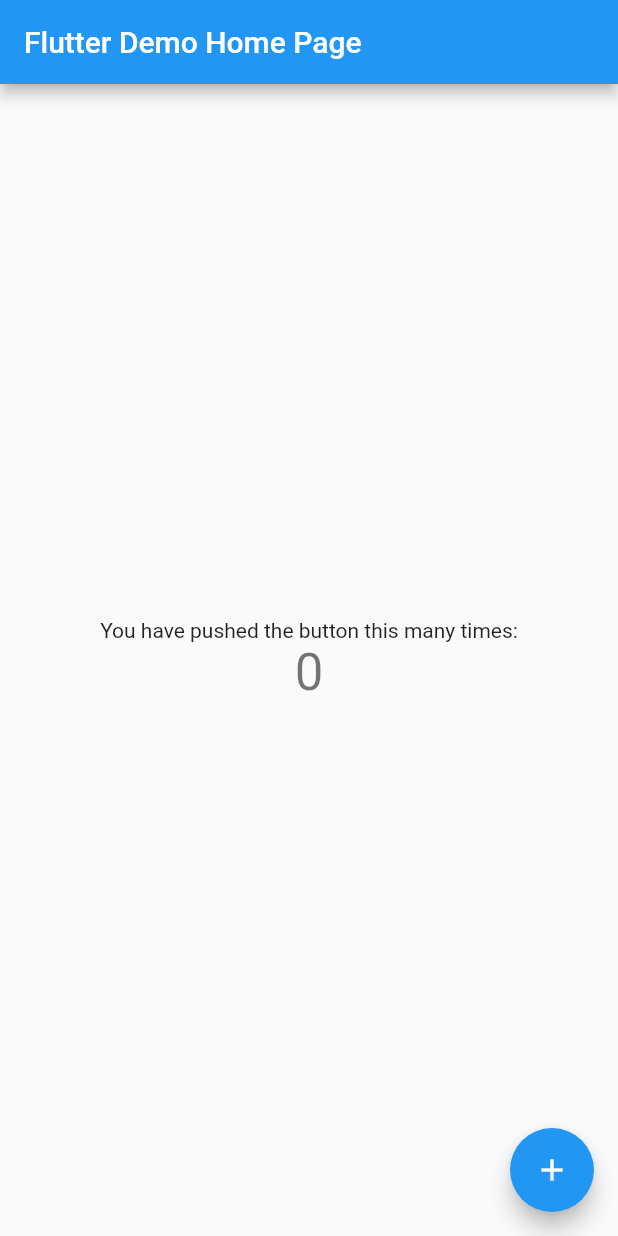
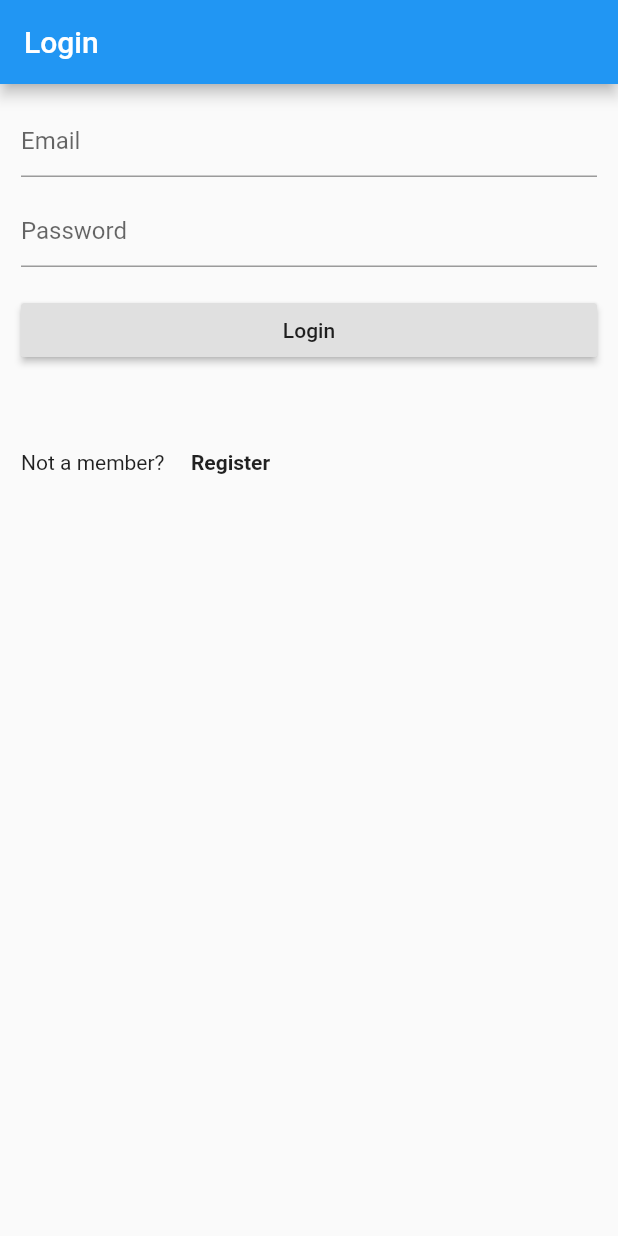
Before and after one commit to dchandrani/flutter_task_manager, a Flutter app: the screen it shows after launch, on a phone screen of 412 x 824 dp. Run offline on Flutter 3.47's test engine with Material 2 defaults, Android fonts, the light colour scheme and no system bars.

Commit message:
Added dependencies and required screen

```diff
--- a/lib/main.dart
+++ b/lib/main.dart
@@ -1,113 +1,16 @@
 import 'package:flutter/material.dart';
+import 'package:task_manager/screens/login_screen.dart';
 
 void main() {
   runApp(MyApp());
 }
 
 class MyApp extends StatelessWidget {
-  // This widget is the root of your application.
   @override
   Widget build(BuildContext context) {
     return MaterialApp(
-      title: 'Flutter Demo',
-      theme: ThemeData(
-        // This is the theme of your application.
-        //
-        // Try running your application with "flutter run". You'll see the
-        // application has a blue toolbar. Then, without quitting the app, try
-        // changing the primarySwatch below to Colors.green and then invoke
-        // "hot reload" (press "r" in the console where you ran "flutter run",
-        // or simply save your changes to "hot reload" in a Flutter IDE).
-        // Notice that the counter didn't reset back to zero; the application
-        // is not restarted.
-        primarySwatch: Colors.blue,
-      ),
-      home: MyHomePage(title: 'Flutter Demo Home Page'),
+      title: 'Task Manager',
+      home: LoginScreen(),
     );
   }
 }
-
-class MyHomePage extends StatefulWidget {
-  MyHomePage({Key key, this.title}) : super(key: key);
-
-  // This widget is the home page of your application. It is stateful, meaning
-  // that it has a State object (defined below) that contains fields that affect
-  // how it looks.
-
-  // This class is the configuration for the state. It holds the values (in this
-  // case the title) provided by the parent (in this case the App widget) and
-  // used by the build method of the State. Fields in a Widget subclass are
-  // always marked "final".
-
-  final String title;
-
-  @override
-  _MyHomePageState createState() => _MyHomePageState();
-}
-
-class _MyHomePageState extends State<MyHomePage> {
-  int _counter = 0;
-
-  void _incrementCounter() {
-    setState(() {
-      // This call to setState tells the Flutter framework that something has
-      // changed in this State, which causes it to rerun the build method below
-      // so that the display can reflect the updated values. If we changed
-      // _counter without calling setState(), then the build method would not be
-      // called again, and so nothing would appear to happen.
-      _counter++;
-    });
-  }
-
-  @override
-  Widget build(BuildContext context) {
-    // This method is rerun every time setState is called, for instance as done
-    // by the _incrementCounter method above.
-    //
-    // The Flutter framework has been optimized to make rerunning build methods
-    // fast, so that you can just rebuild anything that needs updating rather
-    // than having to individually change instances of widgets.
-    return Scaffold(
-      appBar: AppBar(
-        // Here we take the value from the MyHomePage object that was created by
-        // the App.build method, and use it to set our appbar title.
-        title: Text(widget.title),
-      ),
-      body: Center(
-        // Center is a layout widget. It takes a single child and positions it
-        // in the middle of the parent.
-        child: Column(
-          // Column is also a layout widget. It takes a list of children and
-          // arranges them vertically. By default, it sizes itself to fit its
-          // children horizontally, and tries to be as tall as its parent.
-          //
-          // Invoke "debug painting" (press "p" in the console, choose the
-          // "Toggle Debug Paint" action from the Flutter Inspector in Android
-          // Studio, or the "Toggle Debug Paint" command in Visual Studio Code)
-          // to see the wireframe for each widget.
-          //
-          // Column has various properties to control how it sizes itself and
-          // how it positions its children. Here we use mainAxisAlignment to
-          // center the children vertically; the main axis here is the vertical
-          // axis because Columns are vertical (the cross axis would be
-          // horizontal).
-          mainAxisAlignment: MainAxisAlignment.center,
-          children: <Widget>[
-            Text(
-              'You have pushed the button this many times:',
-            ),
-            Text(
-              '$_counter',
-              style: Theme.of(context).textTheme.headline4,
-            ),
-          ],
-        ),
-      ),
-      floatingActionButton: FloatingActionButton(
-        onPressed: _incrementCounter,
-        tooltip: 'Increment',
-        child: Icon(Icons.add),
-      ), // This trailing comma makes auto-formatting nicer for build methods.
-    );
-  }
-}
--- /dev/null
+++ b/lib/screens/login_screen.dart
@@ -0,0 +1,66 @@
+import 'package:flutter/material.dart';
+import 'package:task_manager/screens/register_screen.dart';
+
+import 'package:http/http.dart' as http;
+
+class LoginScreen extends StatelessWidget {
+  Future<http.Response> login() async {
+    var body = Map<String, dynamic>();
+    body['email'] = 'dhruv.chandrani@gmail.com';
+    body['password'] = '123456';
+
+    return await http.post(
+      'http://192.168.0.105/task_manager/v1/login',
+      body: body,
+    );
+  }
+
+  @override
+  Widget build(BuildContext context) {
+    return Scaffold(
+      appBar: AppBar(
+        title: Text('Login'),
+      ),
+      body: ListView(
+        padding: const EdgeInsets.all(14.0),
+        children: <Widget>[
+          TextField(
+            keyboardType: TextInputType.emailAddress,
+            decoration: InputDecoration(hintText: 'Email'),
+          ),
+          SizedBox(height: 12.0),
+          TextField(
+            obscureText: true,
+            decoration: InputDecoration(hintText: 'Password'),
+          ),
+          SizedBox(height: 18.0),
+          RaisedButton(
+            onPressed: () async {
+              var response = await login();
+              print(response);
+            },
+            child: Text('Login'),
+          ),
+          SizedBox(height: 40.0),
+          Row(
+            children: <Widget>[
+              Text('Not a member?'),
+              FlatButton(
+                onPressed: () {
+                  Navigator.of(context).push(MaterialPageRoute(
+                    builder: (context) => RegisterScreen(),
+                    fullscreenDialog: true,
+                  ));
+                },
+                child: Text(
+                  'Register',
+                  style: TextStyle(fontWeight: FontWeight.bold),
+                ),
+              ),
+            ],
+          ),
+        ],
+      ),
+    );
+  }
+}
```
Also changed, not shown: lib/screens/home_screen.dart (added, +15 -0 lines), lib/screens/register_screen.dart (added, +50 -0 lines), pubspec.yaml (+1 -6 lines), lib/screens/task_add_screen.dart (added), lib/screens/task_detail_screen.dart (added), pubspec.lock.
